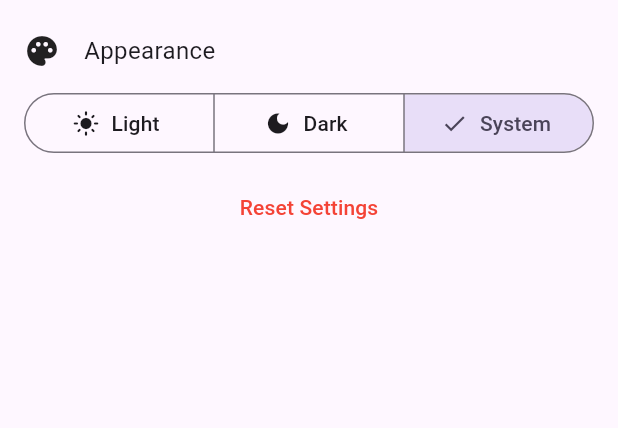
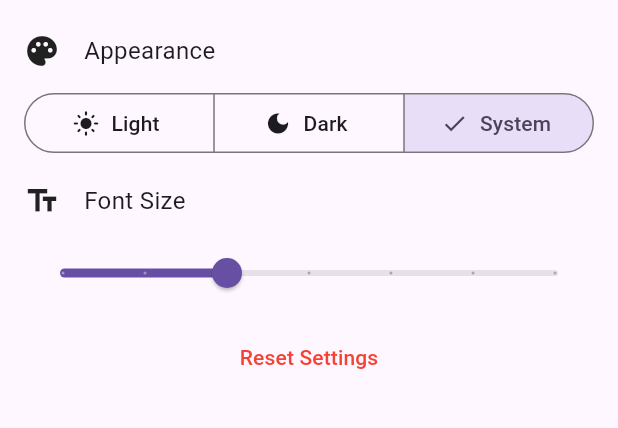
Before and after one commit to Mango182/define-it, a Flutter app: the SettingsPage screen opened by its route, on a phone screen of 412 x 824 dp, the part 63-491 px from its top. Run offline on Flutter 3.47's test engine with Material 3 defaults, Android fonts, the phone set to English and light mode, and no system bars; our stand-ins replace audioplayers, floor, fluttertoast, shared_preferences, sqflite; missing offline and left inert: sqlite_inspector; accounts and stored records are empty; generated files the repository leaves out were written again; network calls fail.

Commit message:
Implemented a Slider for font size

```diff
--- a/define_it/lib/screens/settings_screen.dart
+++ b/define_it/lib/screens/settings_screen.dart
@@ -58,6 +58,46 @@ class _SettingsPageState extends State<SettingsPage> {
     );
   }
 
+  Widget _fontSizePicker() {
+    return Padding(
+      padding: const EdgeInsets.symmetric(horizontal: 16.0, vertical: 8.0),
+      child: Column(
+        crossAxisAlignment: CrossAxisAlignment.start,
+        children: [
+          Row(
+            children: const [
+              Icon(Icons.text_fields),
+              SizedBox(width: 16),
+              Text('Font Size', style: TextStyle(fontSize: 16.0)),
+            ],
+          ),
+          const SizedBox(height: 12),
+          Slider(
+            value: 16.0, // This should be connected to a provider or state variable
+            min: 12.0,
+            max: 24.0,
+            divisions: 6,
+            label: '16',
+            onChanged: (value) {
+              // Handle font size change, e.g., update provider or state
+            },
+          ),
+        ],
+      ),
+    );
+  }
+
+  Widget _resetSettingsButton() {
+    return TextButton(
+      onPressed: () {
+        // Handle reset settings logic
+      },
+      child: const Text('Reset Settings',
+        style: TextStyle(color: Colors.red)
+      )
+    );
+  }
+
 
   @override
   Widget build(BuildContext context) {
@@ -76,14 +116,8 @@ class _SettingsPageState extends State<SettingsPage> {
               child: ListView(
                 children: [
                   _themePicker(),
-                  TextButton(
-                    onPressed: () {
-                    // Handle reset settings logic
-                    },
-                    child: const Text('Reset Settings',
-                      style: TextStyle(color: Colors.red)
-                    )
-                  )
+                  _fontSizePicker(),
+                  _resetSettingsButton(),
                 ],
               ),
             ),
```
